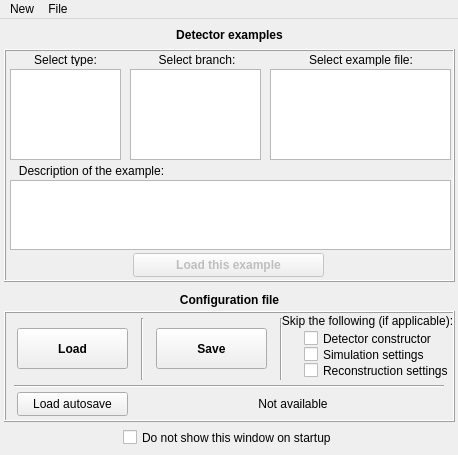
The window that src/gui/exampleswindow.ui (andrmor/ANTS2) describes before a commit, drawn with Qt 5.
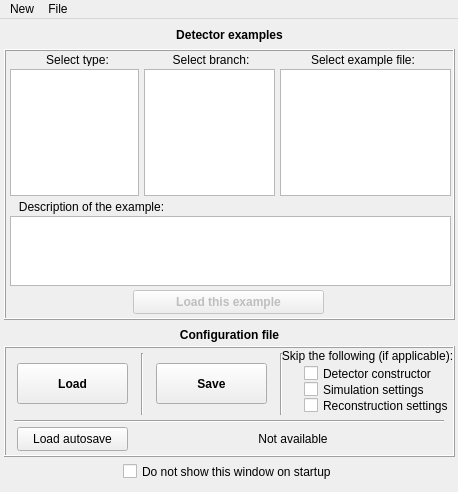
The same window after the commit.

```diff
--- a/src/gui/exampleswindow.ui
+++ b/src/gui/exampleswindow.ui
@@ -7,7 +7,7 @@
     <x>0</x>
     <y>0</y>
     <width>458</width>
-    <height>455</height>
+    <height>492</height>
    </rect>
   </property>
   <property name="windowTitle">
@@ -18,7 +18,7 @@
     <property name="geometry">
      <rect>
       <x>123</x>
-      <y>410</y>
+      <y>444</y>
       <width>231</width>
       <height>17</height>
      </rect>
@@ -31,7 +31,7 @@
     <property name="geometry">
      <rect>
       <x>1</x>
-      <y>271</y>
+      <y>306</y>
       <width>457</width>
       <height>20</height>
      </rect>
@@ -55,7 +55,7 @@
       <x>4</x>
       <y>30</y>
       <width>451</width>
-      <height>233</height>
+      <height>271</height>
      </rect>
     </property>
     <property name="frameShape">
@@ -68,7 +68,7 @@
      <property name="geometry">
       <rect>
        <x>12</x>
-       <y>114</y>
+       <y>150</y>
        <width>151</width>
        <height>16</height>
       </rect>
@@ -87,7 +87,7 @@
      <property name="geometry">
       <rect>
        <x>129</x>
-       <y>204</y>
+       <y>241</y>
        <width>191</width>
        <height>24</height>
       </rect>
@@ -105,7 +105,7 @@
     <widget class="QLabel" name="label">
      <property name="geometry">
       <rect>
-       <x>8</x>
+       <x>20</x>
        <y>4</y>
        <width>107</width>
        <height>13</height>
@@ -123,8 +123,8 @@
       <rect>
        <x>6</x>
        <y>20</y>
-       <width>111</width>
-       <height>91</height>
+       <width>129</width>
+       <height>127</height>
       </rect>
      </property>
      <property name="selectionRectVisible">
@@ -138,7 +138,7 @@
      <property name="geometry">
       <rect>
        <x>6</x>
-       <y>131</y>
+       <y>167</y>
        <width>441</width>
        <height>70</height>
       </rect>
@@ -147,17 +147,17 @@
     <widget class="QListWidget" name="lwSubType">
      <property name="geometry">
       <rect>
-       <x>126</x>
+       <x>140</x>
        <y>20</y>
        <width>131</width>
-       <height>91</height>
+       <height>127</height>
       </rect>
      </property>
     </widget>
     <widget class="QLabel" name="label_3">
      <property name="geometry">
       <rect>
-       <x>268</x>
+       <x>270</x>
        <y>4</y>
        <width>178</width>
        <height>13</height>
@@ -173,7 +173,7 @@
     <widget class="QLabel" name="label_2">
      <property name="geometry">
       <rect>
-       <x>128</x>
+       <x>142</x>
        <y>4</y>
        <width>130</width>
        <height>13</height>
@@ -189,10 +189,10 @@
     <widget class="QListWidget" name="lwExample">
      <property name="geometry">
       <rect>
-       <x>266</x>
+       <x>276</x>
        <y>20</y>
-       <width>181</width>
-       <height>91</height>
+       <width>171</width>
+       <height>127</height>
       </rect>
      </property>
     </widget>
@@ -223,7 +223,7 @@
     <property name="geometry">
      <rect>
       <x>4</x>
-      <y>292</y>
+      <y>327</y>
       <width>451</width>
       <height>111</height>
      </rect>
```
